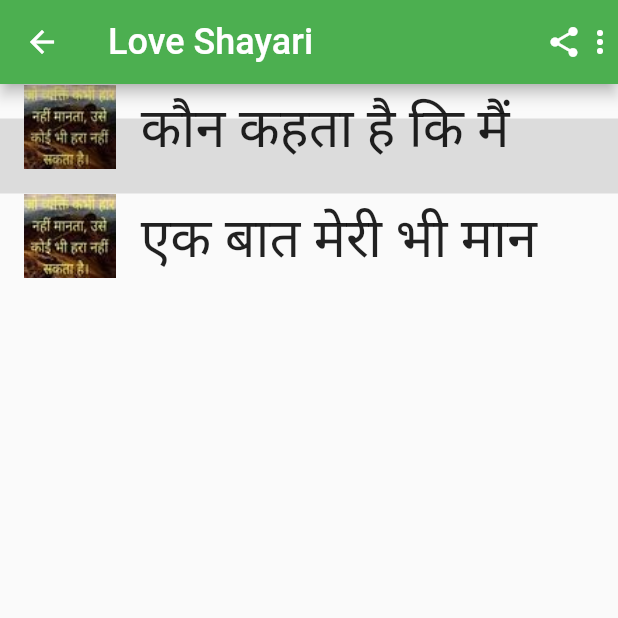
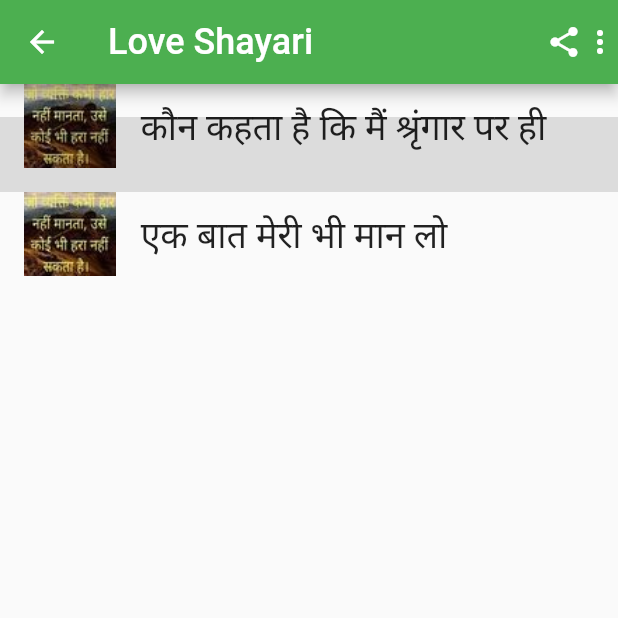
Before and after one commit to Shubhamlathiyaio/Love_shayari, a Flutter app: the screen it shows after launch, after a tap on "प्रेरणा स्त्रोत शायरी", on a phone screen of 412 x 824 dp, the top half of it. Run offline on Flutter 3.47's test engine with Material 2 defaults, Android fonts, the phone set to English and light mode, and no system bars.

Commit message:
finish for today

```diff
--- a/lib/list.dart
+++ b/lib/list.dart
@@ -21,8 +21,9 @@ class _listState extends State<list> {
       body: ListView.separated(
           itemBuilder: (context, index) {
             return ListTile(
+
               leading: Image.asset(Data.main_image[widget.index]),
-              title: Text(Data.one[index],maxLines: 1,style: TextStyle(fontSize: 36)),
+              title: Text(Data.one[index],maxLines: 1,style: TextStyle(fontSize:24)),
             );
           },
           separatorBuilder:(context, index) {
--- a/lib/main.dart
+++ b/lib/main.dart
@@ -33,7 +33,7 @@ class _HomepageState extends State<Homepage> {
                   return list(index);
                 },));
               },
-                minLeadingWidth: 1000,
+                minVerticalPadding: 30,
                 leading:InkWell(onTap: () {
                   Navigator.push(context, MaterialPageRoute(builder: (context) {
                     return img(index);
```
Also changed, not shown: lib/Data.dart (+12 -2 lines).
